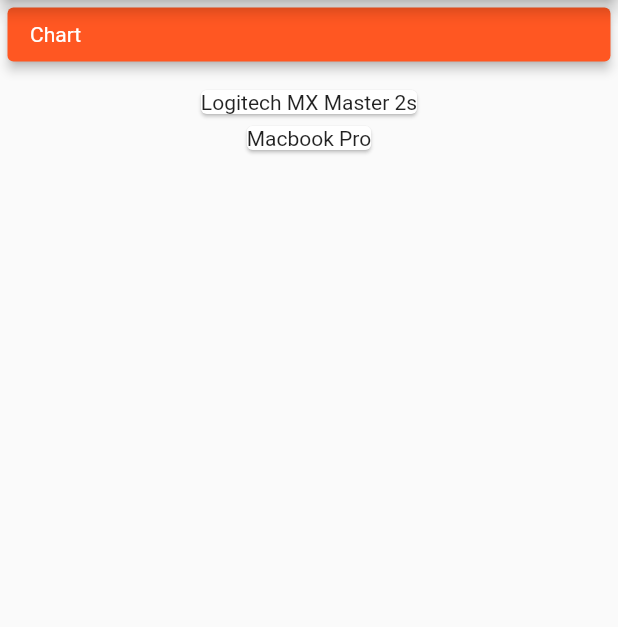
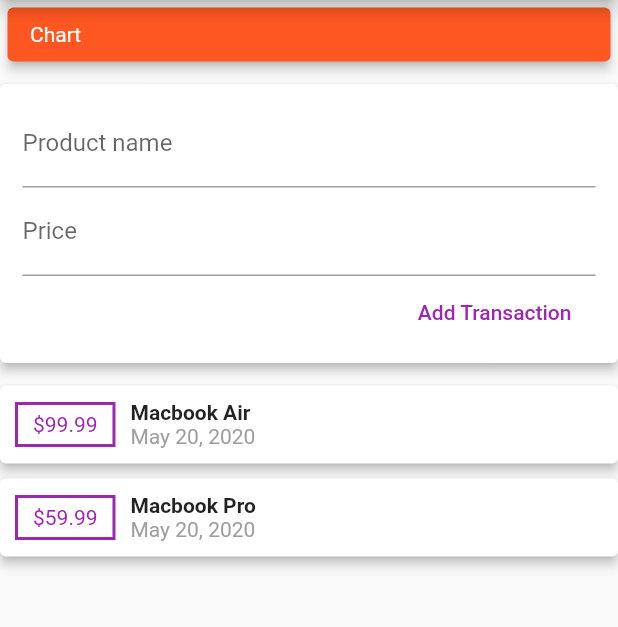
Before and after one commit to muhammad797/flutter-expense-planner, a Flutter app: the screen it shows after launch, on a phone screen of 412 x 824 dp, the part 84-711 px from its top. Run offline on Flutter 3.47's test engine with Material 2 defaults, Android fonts, the phone set to English and light mode, and no system bars.

Commit message:
Widgets refactoring

```diff
--- a/lib/main.dart
+++ b/lib/main.dart
@@ -1,6 +1,7 @@
 import 'package:flutter/material.dart';
-
-import 'transaction.dart';
+import './widgets/transactions_chart.dart';
+import './widgets/new_transaction.dart';
+import './widgets/transaction_list.dart';
 
 void main() => runApp(MyApp());
 
@@ -16,16 +17,6 @@ class MyApp extends StatelessWidget {
 }
 
 class MyHomePage extends StatelessWidget {
-  final List<Transaction> transactions = [
-    Transaction(
-        id: "t1",
-        title: "Logitech MX Master 2s",
-        amount: 99.99,
-        date: DateTime.now()),
-    Transaction(
-        id: "t2", title: "Macbook Pro", amount: 1299.00, date: DateTime.now()),
-  ];
-
   @override
   Widget build(BuildContext context) {
     return (Scaffold(
@@ -37,22 +28,9 @@ class MyHomePage extends StatelessWidget {
           crossAxisAlignment: CrossAxisAlignment.stretch,
           mainAxisAlignment: MainAxisAlignment.start,
           children: <Widget>[
-            Container(
-                child: Card(
-                  child: Container(
-                    child: Text("Chart", style: TextStyle(color: Colors.white)),
-                    padding: EdgeInsets.only(top: 10, bottom: 10, left: 15, right: 15),
-                  ),
-                  elevation: 3,
-                  color: Colors.deepOrange,
-                  margin: EdgeInsets.only(top: 5, left: 5, right: 5, bottom: 15),
-                ),
-                width: double.infinity),
-            Column(
-              children: transactions.map((item) {
-                return (Card(child: Text(item.title)));
-              }).toList(),
-            )
+            TransactionsChart(),
+            NewTransaction(),
+            TransactionList()
           ],
         )));
   }
--- /dev/null
+++ b/lib/widgets/new_transaction.dart
@@ -0,0 +1,43 @@
+import 'package:flutter/material.dart';
+
+class NewTransaction extends StatefulWidget {
+  @override
+  _NewTransactionState createState() => _NewTransactionState();
+}
+
+class _NewTransactionState extends State<NewTransaction> {
+  final nameFieldController = TextEditingController();
+  final priceFieldController = TextEditingController();
+
+  @override
+  Widget build(BuildContext context) {
+    return Card(
+      elevation: 3,
+      margin: EdgeInsets.only(bottom: 15),
+      child: Container(
+        padding: EdgeInsets.symmetric(vertical: 10, horizontal: 15),
+        child: Column(
+          crossAxisAlignment: CrossAxisAlignment.end,
+          children: <Widget>[
+            TextField(
+                decoration: InputDecoration(labelText: "Product name"),
+                controller: nameFieldController
+            ),
+            TextField(
+              decoration: InputDecoration(labelText: "Price"),
+              controller: priceFieldController,
+            ),
+            FlatButton(
+              child: Text("Add Transaction"),
+              textColor: Colors.purple,
+              onPressed: () {
+                print(
+                    nameFieldController.text + " " + priceFieldController.text);
+              },
+            )
+          ],
+        ),
+      ),
+    );
+  }
+}
--- /dev/null
+++ b/lib/widgets/transaction_list.dart
@@ -0,0 +1,52 @@
+import 'package:flutter/material.dart';
+import 'package:intl/intl.dart';
+import '../models/transaction.dart';
+
+class TransactionList extends StatefulWidget {
+  @override
+  _TransactionListState createState() => _TransactionListState();
+}
+
+class _TransactionListState extends State<TransactionList> {
+  final List<Transaction> transactions = [
+    Transaction(
+        id: "1", title: "Macbook Air", amount: 99.99, date: DateTime.now()),
+    Transaction(
+        id: "2", title: "Macbook Pro", amount: 59.99, date: DateTime.now()),
+  ];
+
+  @override
+  Widget build(BuildContext context) {
+    return Column(
+      children: transactions.map((item) {
+        return (Card(
+          child: Container(
+              child: Row(
+                children: <Widget>[
+                  Container(
+                    child: Text('\$${item.amount}',
+                        style: TextStyle(color: Colors.purple)),
+                    decoration: BoxDecoration(
+                        border: Border.all(color: Colors.purple, width: 2)),
+                    padding: EdgeInsets.symmetric(vertical: 5, horizontal: 10),
+                    margin: EdgeInsets.only(right: 10),
+                  ),
+                  Column(
+                    children: <Widget>[
+                      Text(item.title,
+                          style: TextStyle(fontWeight: FontWeight.bold)),
+                      Text(DateFormat.yMMMd().format(item.date),
+                          style: TextStyle(color: Colors.grey)),
+                    ],
+                    crossAxisAlignment: CrossAxisAlignment.start,
+                  )
+                ],
+              ),
+              padding: EdgeInsets.all(10)),
+          elevation: 3,
+          margin: EdgeInsets.only(bottom: 10),
+        ));
+      }).toList(),
+    );
+  }
+}
--- /dev/null
+++ b/lib/widgets/transactions_chart.dart
@@ -0,0 +1,18 @@
+import 'package:flutter/material.dart';
+
+class TransactionsChart extends StatelessWidget {
+  @override
+  Widget build(BuildContext context) {
+    return Container(
+        child: Card(
+          child: Container(
+            child: Text("Chart", style: TextStyle(color: Colors.white)),
+            padding: EdgeInsets.only(top: 10, bottom: 10, left: 15, right: 15),
+          ),
+          elevation: 3,
+          color: Colors.deepOrange,
+          margin: EdgeInsets.only(top: 5, left: 5, right: 5, bottom: 15),
+        ),
+        width: double.infinity);
+  }
+}
--- a/pubspec.yaml
+++ b/pubspec.yaml
@@ -19,6 +19,7 @@ environment:
 dependencies:
   flutter:
     sdk: flutter
+  intl: ^0.16.1
 
   # The following adds the Cupertino Icons font to your application.
   # Use with the CupertinoIcons class for iOS style icons.
```
Also changed, not shown: lib/models/transaction.dart (renamed from lib/transaction.dart), pubspec.lock.
